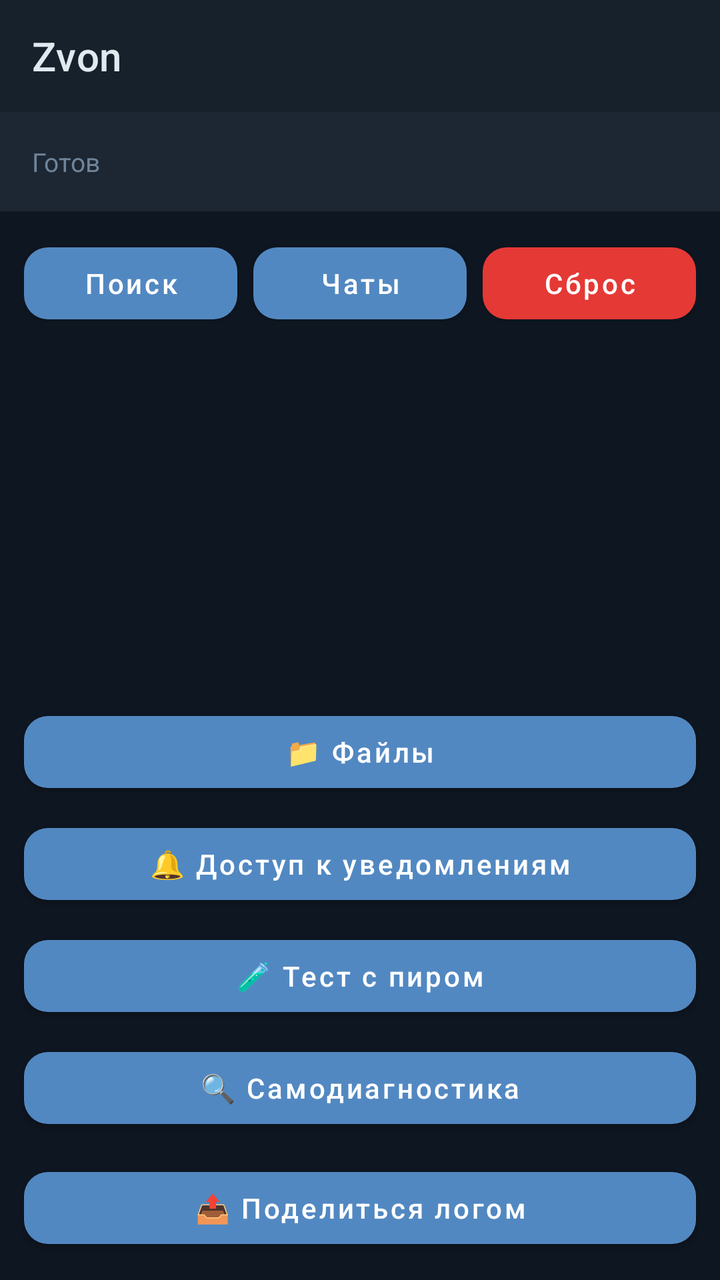
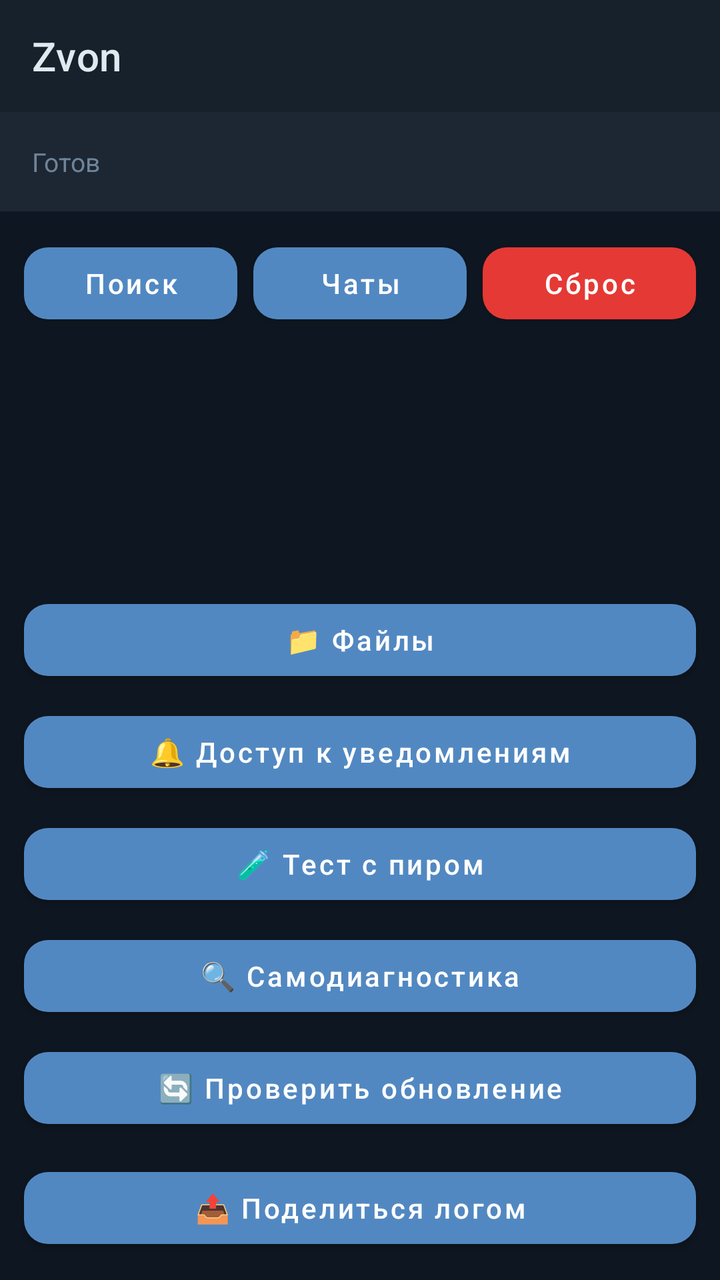

Screens rendered from an Android XML layout before and after an edit, with the pre-edit source and the edit as a unified diff.
<!-- AndroidManifest.xml: application theme Theme.Zvon -->
<!-- res/layout/activity_main.xml -->
<?xml version="1.0" encoding="utf-8"?>
<FrameLayout xmlns:android="http://schemas.android.com/apk/res/android"
    xmlns:app="http://schemas.android.com/apk/res-auto"
    android:layout_width="match_parent" android:layout_height="match_parent"
    android:background="@color/z_bg">

    <LinearLayout android:id="@+id/discoveryView"
        android:layout_width="match_parent" android:layout_height="match_parent"
        android:orientation="vertical">

        <com.google.android.material.appbar.MaterialToolbar
            android:layout_width="match_parent" android:layout_height="?attr/actionBarSize"
            android:background="@color/z_surface"
            app:title="Zvon"
            app:titleTextColor="@color/z_text_primary" />

        <TextView android:id="@+id/statusText"
            android:layout_width="match_parent" android:layout_height="wrap_content"
            android:padding="16dp" android:text="Готов"
            android:textColor="@color/z_text_secondary" android:textSize="13sp"
            android:background="@color/z_surface_alt" />

        <LinearLayout android:layout_width="match_parent" android:layout_height="wrap_content"
            android:orientation="horizontal" android:padding="12dp">
            <com.google.android.material.button.MaterialButton
                android:id="@+id/btnDiscover" style="@style/Z_Button_Primary"
                android:layout_width="0dp" android:layout_weight="1"
                android:layout_height="wrap_content" android:text="Поиск" />
            <com.google.android.material.button.MaterialButton
                android:id="@+id/btnChats" style="@style/Z_Button_Primary"
                android:layout_width="0dp" android:layout_weight="1"
                android:layout_marginStart="8dp" android:layout_height="wrap_content"
                android:text="Чаты" />
            <com.google.android.material.button.MaterialButton
                android:id="@+id/btnForceReset" style="@style/Z_Button_Danger"
                android:layout_width="0dp" android:layout_weight="1"
                android:layout_marginStart="8dp" android:layout_height="wrap_content"
                android:text="Сброс" />
        </LinearLayout>

        <ScrollView android:layout_width="match_parent" android:layout_height="0dp"
            android:layout_weight="1">
            <LinearLayout android:id="@+id/peerList" android:layout_width="match_parent"
                android:layout_height="wrap_content" android:orientation="vertical"
                android:padding="12dp" />
        </ScrollView>

        <com.google.android.material.button.MaterialButton
            android:id="@+id/btnFiles" style="@style/Z_Button_Primary"
            android:layout_width="match_parent" android:layout_height="wrap_content"
            android:layout_marginStart="12dp" android:layout_marginEnd="12dp"
            android:layout_marginTop="8dp" android:text="📁 Файлы" />

        <com.google.android.material.button.MaterialButton
            android:id="@+id/btnNotifAccess" style="@style/Z_Button_Primary"
            android:layout_width="match_parent" android:layout_height="wrap_content"
            android:layout_marginStart="12dp" android:layout_marginEnd="12dp"
            android:layout_marginTop="8dp" android:text="🔔 Доступ к уведомлениям" />

        <com.google.android.material.button.MaterialButton
            android:id="@+id/btnPeerTest" style="@style/Z_Button_Primary"
            android:layout_width="match_parent" android:layout_height="wrap_content"
            android:layout_marginStart="12dp" android:layout_marginEnd="12dp"
            android:layout_marginTop="8dp" android:text="🧪 Тест с пиром" />

        <com.google.android.material.button.MaterialButton
            android:id="@+id/btnSelfTest" style="@style/Z_Button_Primary"
            android:layout_width="match_parent" android:layout_height="wrap_content"
            android:layout_marginStart="12dp" android:layout_marginEnd="12dp"
            android:layout_marginTop="8dp" android:text="🔍 Самодиагностика" />

        <com.google.android.material.button.MaterialButton
            android:id="@+id/btnShareLog" style="@style/Z_Button_Primary"
            android:layout_width="match_parent" android:layout_height="wrap_content"
            android:layout_margin="12dp" android:text="📤 Поделиться логом" />
    </LinearLayout>

    <LinearLayout android:id="@+id/callView" android:visibility="gone"
        android:layout_width="match_parent" android:layout_height="match_parent"
        android:orientation="vertical" android:gravity="center"
        android:background="@color/z_bg" android:padding="24dp">

        <TextView android:id="@+id/callStatus" android:layout_width="wrap_content"
            android:layout_height="wrap_content" android:text="Звонок"
            android:textColor="@color/z_text_primary" android:textSize="22sp"
            android:textStyle="bold" />
        <TextView android:id="@+id/callPeer" android:layout_width="wrap_content"
            android:layout_height="wrap_content" android:layout_marginTop="8dp"
            android:text="" android:textColor="@color/z_text_secondary" android:textSize="14sp" />
        <TextView android:id="@+id/callDuration" android:layout_width="wrap_content"
            android:layout_height="wrap_content" android:layout_marginTop="24dp"
            android:text="00:00" android:textColor="@color/z_text_primary"
            android:textSize="48sp" android:fontFamily="monospace" />
        <TextView android:id="@+id/callStats" android:layout_width="wrap_content"
            android:layout_height="wrap_content" android:layout_marginTop="8dp"
            android:text="" android:textColor="@color/z_text_secondary"
            android:textSize="10sp" android:fontFamily="monospace" />

        <LinearLayout android:layout_width="match_parent" android:layout_height="wrap_content"
            android:orientation="horizontal" android:layout_marginTop="40dp">
            <com.google.android.material.button.MaterialButton
                android:id="@+id/btnMute" style="@style/Z_Button_Primary"
                android:layout_width="0dp" android:layout_weight="1"
                android:layout_height="wrap_content" android:layout_marginEnd="6dp"
                android:text="🔇 Без звука" />
            <com.google.android.material.button.MaterialButton
                android:id="@+id/btnSpeaker" style="@style/Z_Button_Primary"
                android:layout_width="0dp" android:layout_weight="1"
                android:layout_height="wrap_content" android:layout_marginStart="6dp"
                android:text="📞 Телефон" />
        </LinearLayout>

        <com.google.android.material.button.MaterialButton
            android:id="@+id/btnHangup" style="@style/Z_Button_Danger"
            android:layout_width="match_parent" android:layout_height="wrap_content"
            android:layout_marginTop="8dp" android:text="Завершить" />
    </LinearLayout>
</FrameLayout>
<!-- resources referenced by this layout -->
<resources>
  <color name="z_bg">#0E1621</color>
  <color name="z_surface">#17212B</color>
  <color name="z_surface_alt">#1C2733</color>
  <color name="z_text_primary">#E1E9F0</color>
  <color name="z_text_secondary">#708499</color>
  <style name="Z_Button_Danger" parent="Widget.MaterialComponents.Button">
          <item name="backgroundTint">@color/z_red</item>
          <item name="android:textColor">#FFFFFF</item>
          <item name="cornerRadius">12dp</item>
          <item name="android:textAllCaps">false</item>
      </style>
  <style name="Z_Button_Primary" parent="Widget.MaterialComponents.Button">
          <item name="backgroundTint">@color/z_accent</item>
          <item name="android:textColor">#FFFFFF</item>
          <item name="cornerRadius">12dp</item>
          <item name="android:textAllCaps">false</item>
      </style>
  <style name="Theme.Zvon" parent="Theme.MaterialComponents.NoActionBar">
          <item name="colorPrimary">@color/z_accent</item>
          <item name="colorPrimaryVariant">@color/z_accent_dark</item>
          <item name="colorSecondary">@color/z_accent</item>
          <item name="android:colorBackground">@color/z_bg</item>
          <item name="colorSurface">@color/z_surface</item>
          <item name="android:windowLightStatusBar">false</item>
          <item name="android:statusBarColor">@color/z_surface</item>
          <item name="android:navigationBarColor">@color/z_bg</item>
      </style>
  <color name="z_red">#E53935</color>
  <color name="z_accent">#5288C1</color>
  <color name="z_accent_dark">#2B5278</color>
</resources>

<!-- the commit's change to res/layout/activity_main.xml (unified diff, before → after) -->
@@ -69,6 +69,13 @@
             android:layout_marginStart="12dp" android:layout_marginEnd="12dp"
             android:layout_marginTop="8dp" android:text="🔍 Самодиагностика" />
 
+
+        <com.google.android.material.button.MaterialButton
+            android:id="@+id/btnCheckUpdate" style="@style/Z_Button_Primary"
+            android:layout_width="match_parent" android:layout_height="wrap_content"
+            android:layout_marginStart="12dp" android:layout_marginEnd="12dp"
+            android:layout_marginTop="8dp" android:text="🔄 Проверить обновление" />
+
         <com.google.android.material.button.MaterialButton
             android:id="@+id/btnShareLog" style="@style/Z_Button_Primary"
             android:layout_width="match_parent" android:layout_height="wrap_content"
